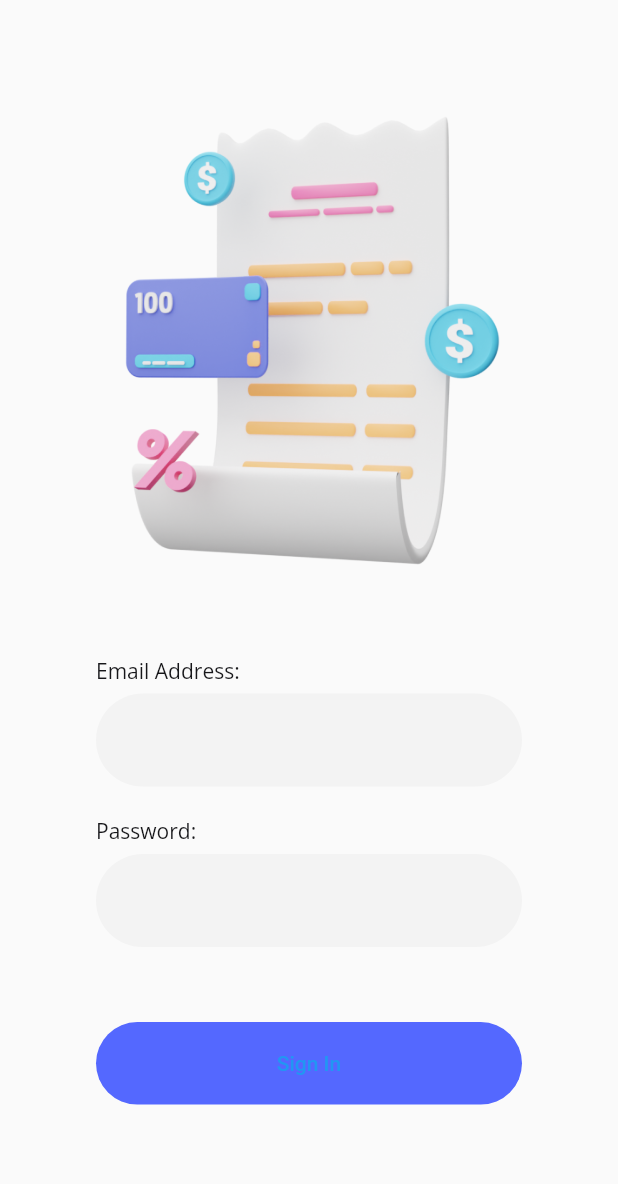
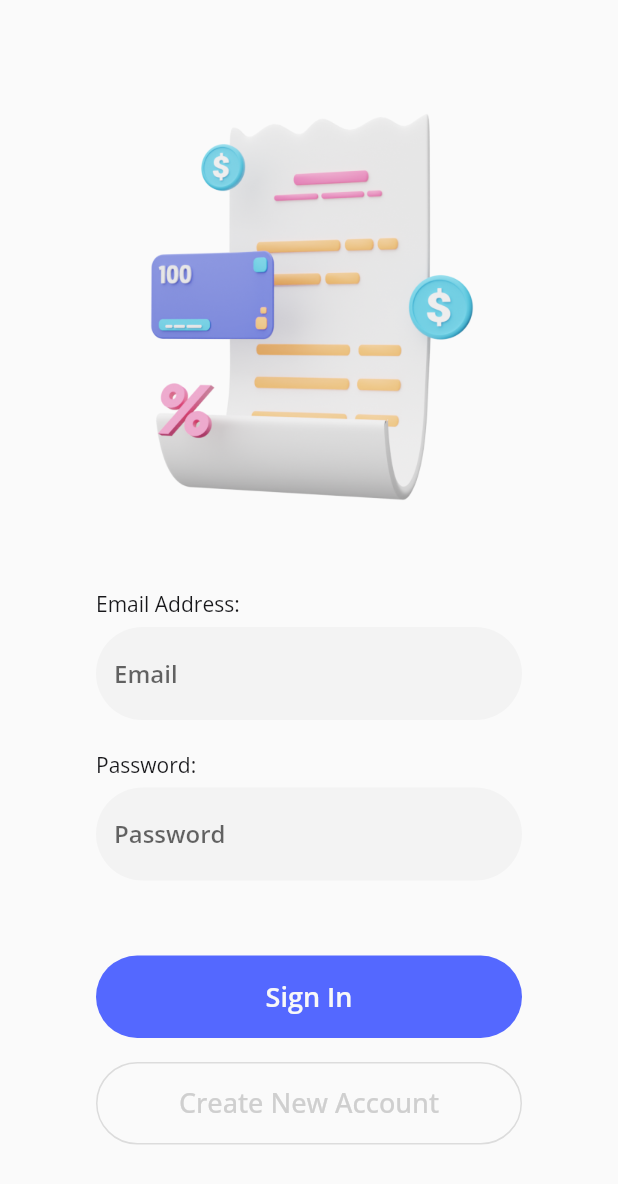
Before and after one commit to Jerry2204/Seven-Days-Flutter, a Flutter app: the screen it shows after launch, on a phone screen of 412 x 824 dp. Shown: the top 1184 px of the screen. Run offline on Flutter 3.47's test engine with Material 2 defaults, Android fonts, the phone set to English and light mode, and no system bars; our stand-ins replace google_fonts.

Commit message:
second sign in

```diff
--- a/lib/pages/second_signin.dart
+++ b/lib/pages/second_signin.dart
@@ -10,8 +10,12 @@ class SecondSignin extends StatelessWidget {
         child: Column(
           crossAxisAlignment: CrossAxisAlignment.start,
           children: [
-            Image.asset(
-              'assets/paper_ilustration.png',
+            Center(
+              child: Image.asset(
+                'assets/paper_ilustration.png',
+                width: 245,
+                height: 279,
+              ),
             ),
             SizedBox(
               height: 50,
@@ -37,6 +41,7 @@ class SecondSignin extends StatelessWidget {
                   borderRadius: BorderRadius.circular(71),
                   borderSide: BorderSide.none,
                 ),
+                hintText: 'Email',
               ),
             ),
             SizedBox(
@@ -64,6 +69,7 @@ class SecondSignin extends StatelessWidget {
                   borderRadius: BorderRadius.circular(71),
                   borderSide: BorderSide.none,
                 ),
+                hintText: 'Password',
               ),
             ),
             SizedBox(
@@ -80,9 +86,40 @@ class SecondSignin extends StatelessWidget {
                   backgroundColor: Color(0xff5468FF),
                 ),
                 onPressed: () {},
-                child: Text('Sign In'),
+                child: Text(
+                  'Sign In',
+                  style: GoogleFonts.openSans(
+                    color: Color(
+                      0xffF8F8F8,
+                    ),
+                    fontSize: 18,
+                    fontWeight: FontWeight.w600,
+                  ),
+                ),
               ),
-            )
+            ),
+            SizedBox(
+              height: 16,
+            ),
+            Container(
+              width: 320,
+              height: 55,
+              child: OutlinedButton(
+                style: OutlinedButton.styleFrom(
+                  shape: RoundedRectangleBorder(
+                    borderRadius: BorderRadius.circular(71),
+                  ),
+                ),
+                onPressed: () {},
+                child: Text(
+                  'Create New Account',
+                  style: GoogleFonts.openSans(
+                    color: Color(0xffCFCFCF),
+                    fontSize: 18,
+                  ),
+                ),
+              ),
+            ),
           ],
         ),
       ),
```
